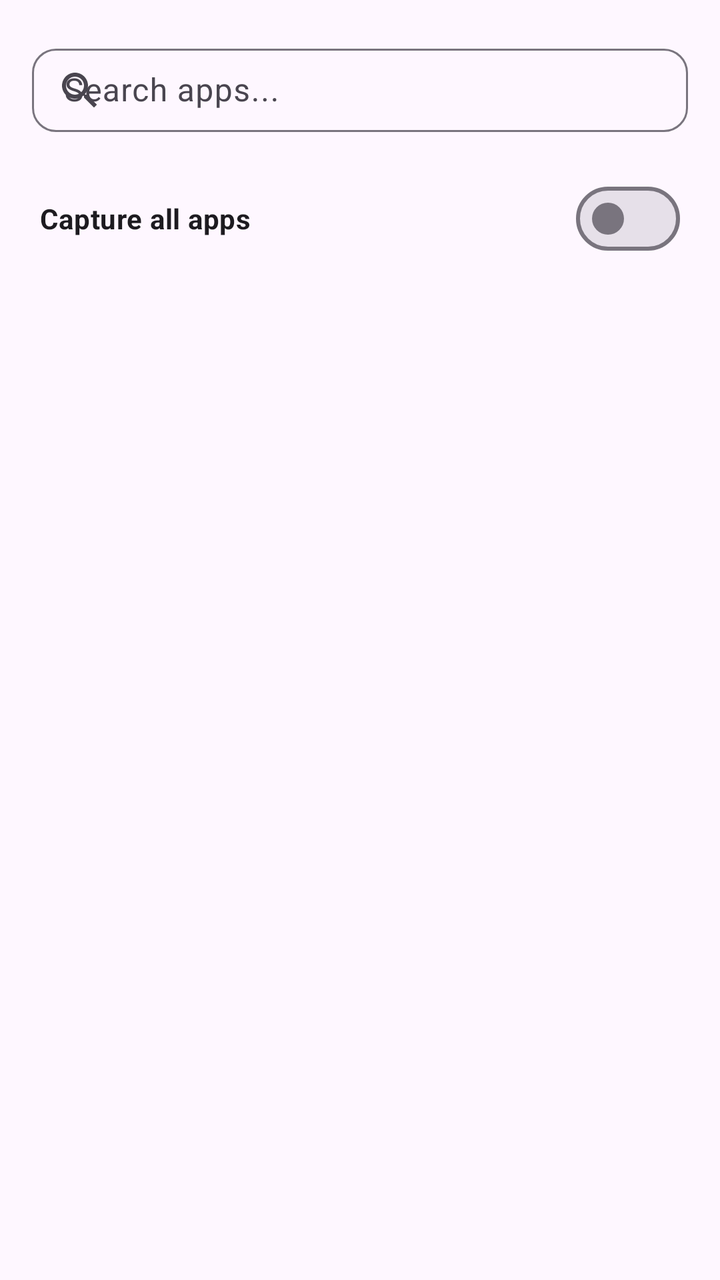
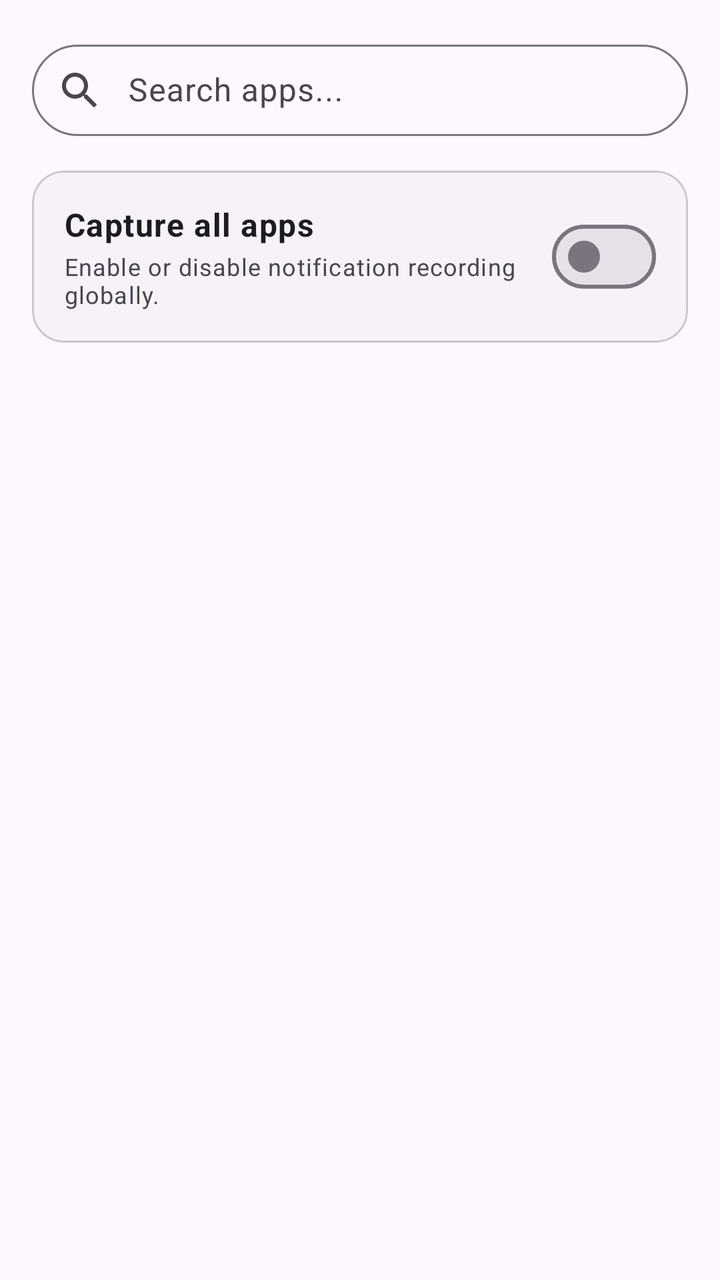

An Android layout rendered at two revisions. The XML below is the earlier revision; the diff shows what the commit changed to produce the second picture.
<!-- AndroidManifest.xml: application theme Theme.NotiVault -->
<!-- res/layout/dialog_rules_manager.xml -->
<?xml version="1.0" encoding="utf-8"?>
<LinearLayout xmlns:android="http://schemas.android.com/apk/res/android"
    xmlns:app="http://schemas.android.com/apk/res-auto"
    android:layout_width="match_parent"
    android:layout_height="match_parent"
    android:orientation="vertical"
    android:padding="16dp">

    <com.google.android.material.textfield.TextInputLayout
        android:id="@+id/til_search_apps"
        android:layout_width="match_parent"
        android:layout_height="wrap_content"
        android:hint="Search apps..."
        android:layout_marginBottom="8dp"
        app:startIconDrawable="@drawable/ic_search"
        app:endIconMode="clear_text"
        style="@style/Widget.Material3.TextInputLayout.OutlinedBox"
        app:boxCornerRadiusTopStart="12dp"
        app:boxCornerRadiusTopEnd="12dp"
        app:boxCornerRadiusBottomStart="12dp"
        app:boxCornerRadiusBottomEnd="12dp">

        <com.google.android.material.textfield.TextInputEditText
            android:id="@+id/et_search_apps"
            android:layout_width="match_parent"
            android:layout_height="wrap_content"
            android:inputType="text"
            android:maxLines="1"
            android:paddingVertical="10dp" />

    </com.google.android.material.textfield.TextInputLayout>

    
    <LinearLayout
        android:layout_width="match_parent"
        android:layout_height="wrap_content"
        android:orientation="horizontal"
        android:gravity="center_vertical"
        android:paddingVertical="8dp"
        android:paddingHorizontal="4dp"
        android:layout_marginBottom="8dp">

        <TextView
            android:layout_width="0dp"
            android:layout_height="wrap_content"
            android:layout_weight="1"
            android:text="Capture all apps"
            android:textAppearance="@style/TextAppearance.Material3.BodyMedium"
            android:textColor="?attr/colorOnSurface"
            android:textStyle="bold" />

        <com.google.android.material.materialswitch.MaterialSwitch
            android:id="@+id/switch_toggle_all"
            android:layout_width="wrap_content"
            android:layout_height="wrap_content" />

    </LinearLayout>

    <androidx.recyclerview.widget.RecyclerView
        android:id="@+id/rv_apps_list"
        android:layout_width="match_parent"
        android:layout_height="0dp"
        android:layout_weight="1"
        android:overScrollMode="never" />

</LinearLayout>
<!-- resources referenced by this layout -->
<resources>
  <!-- drawable ic_search (drawable) -->
  <vector xmlns:android="http://schemas.android.com/apk/res/android"
      android:width="24dp"
      android:height="24dp"
      android:viewportWidth="24"
      android:viewportHeight="24"
      android:tint="?attr/colorControlNormal">
    <path
        android:fillColor="@android:color/white"
        android:pathData="M15.5,14h-0.79l-0.28,-0.27C15.41,12.59 16,11.11 16,9.5 16,5.91 13.09,3 9.5,3S3,5.91 3,9.5 5.91,16 9.5,16c1.61,0 3.09,-0.59 4.23,-1.57l0.27,0.28v0.79l5,4.99L20.49,19l-4.99,-5zM9.5,14C7.01,14 5,11.99 5,9.5S7.01,5 9.5,5 14,7.01 14,9.5 11.99,14 9.5,14z"/>
  </vector>
  <style name="Theme.NotiVault" parent="Theme.Material3.DayNight.NoActionBar">
          <item name="android:windowSoftInputMode">adjustResize</item>
          <item name="android:statusBarColor">@android:color/transparent</item>
          <item name="android:navigationBarColor">@android:color/transparent</item>
          <item name="android:windowLightStatusBar">true</item>
      </style>
</resources>

<!-- the commit's change to res/layout/dialog_rules_manager.xml (unified diff, before → after) -->
@@ -6,19 +6,20 @@
     android:orientation="vertical"
     android:padding="16dp">
 
+    
     <com.google.android.material.textfield.TextInputLayout
         android:id="@+id/til_search_apps"
         android:layout_width="match_parent"
         android:layout_height="wrap_content"
         android:hint="Search apps..."
-        android:layout_marginBottom="8dp"
+        android:layout_marginBottom="16dp"
         app:startIconDrawable="@drawable/ic_search"
         app:endIconMode="clear_text"
         style="@style/Widget.Material3.TextInputLayout.OutlinedBox"
-        app:boxCornerRadiusTopStart="12dp"
-        app:boxCornerRadiusTopEnd="12dp"
-        app:boxCornerRadiusBottomStart="12dp"
-        app:boxCornerRadiusBottomEnd="12dp">
+        app:boxCornerRadiusTopStart="28dp"
+        app:boxCornerRadiusTopEnd="28dp"
+        app:boxCornerRadiusBottomStart="28dp"
+        app:boxCornerRadiusBottomEnd="28dp">
 
         <com.google.android.material.textfield.TextInputEditText
             android:id="@+id/et_search_apps"
@@ -26,35 +27,62 @@
             android:layout_height="wrap_content"
             android:inputType="text"
             android:maxLines="1"
-            android:paddingVertical="10dp" />
+            android:paddingStart="48dp"
+            android:paddingVertical="12dp" />
 
     </com.google.android.material.textfield.TextInputLayout>
 
     
-    <LinearLayout
+    <com.google.android.material.card.MaterialCardView
         android:layout_width="match_parent"
         android:layout_height="wrap_content"
-        android:orientation="horizontal"
-        android:gravity="center_vertical"
-        android:paddingVertical="8dp"
-        android:paddingHorizontal="4dp"
-        android:layout_marginBottom="8dp">
+        android:layout_marginBottom="16dp"
+        app:cardCornerRadius="16dp"
+        app:cardElevation="0dp"
+        app:strokeWidth="1dp"
+        app:strokeColor="?attr/colorOutlineVariant"
+        app:cardBackgroundColor="?attr/colorSurfaceContainerLow">
 
-        <TextView
-            android:layout_width="0dp"
+        <LinearLayout
+            android:layout_width="match_parent"
             android:layout_height="wrap_content"
-            android:layout_weight="1"
-            android:text="Capture all apps"
-            android:textAppearance="@style/TextAppearance.Material3.BodyMedium"
-            android:textColor="?attr/colorOnSurface"
-            android:textStyle="bold" />
+            android:orientation="horizontal"
+            android:gravity="center_vertical"
+            android:padding="16dp">
 
-        <com.google.android.material.materialswitch.MaterialSwitch
-            android:id="@+id/switch_toggle_all"
-            android:layout_width="wrap_content"
-            android:layout_height="wrap_content" />
+            <LinearLayout
+                android:layout_width="0dp"
+                android:layout_height="wrap_content"
+                android:layout_weight="1"
+                android:orientation="vertical"
+                android:layout_marginEnd="12dp">
 
-    </LinearLayout>
+                <TextView
+                    android:layout_width="wrap_content"
+                    android:layout_height="wrap_content"
+                    android:text="Capture all apps"
+                    android:textAppearance="@style/TextAppearance.Material3.BodyLarge"
+                    android:textColor="?attr/colorOnSurface"
+                    android:textStyle="bold" />
+
+                <TextView
+                    android:layout_width="wrap_content"
+                    android:layout_height="wrap_content"
+                    android:text="Enable or disable notification recording globally."
+                    android:textAppearance="@style/TextAppearance.Material3.BodySmall"
+                    android:textColor="?attr/colorOnSurfaceVariant"
+                    android:layout_marginTop="2dp" />
+
+            </LinearLayout>
+
+            <com.google.android.material.materialswitch.MaterialSwitch
+                android:id="@+id/switch_toggle_all"
+                android:layout_width="wrap_content"
+                android:layout_height="wrap_content" />
+
+        </LinearLayout>
+
+    </com.google.android.material.card.MaterialCardView>
 
     <androidx.recyclerview.widget.RecyclerView
         android:id="@+id/rv_apps_list"
